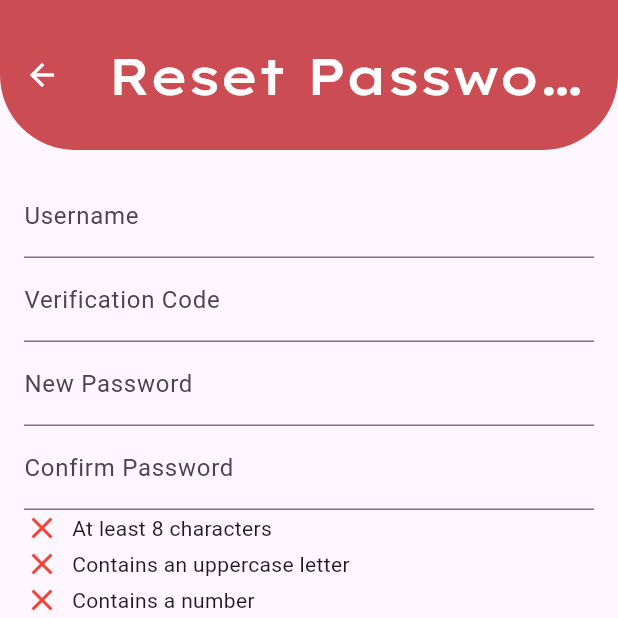
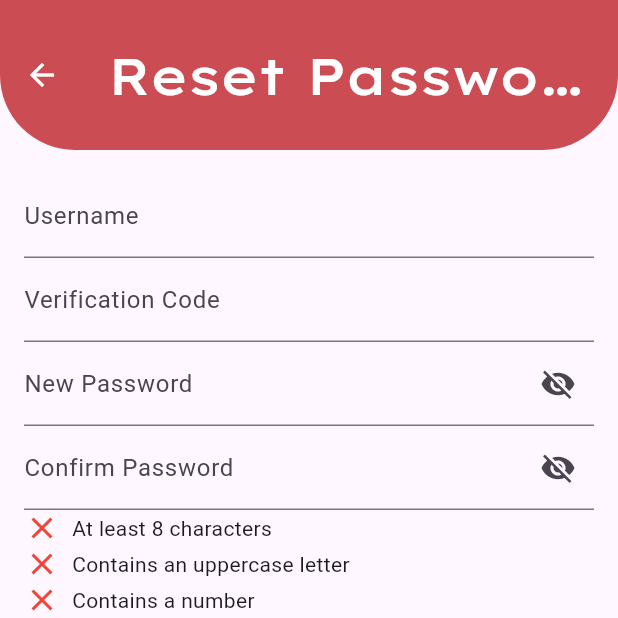
Before and after one commit to uoa-compsci399-s1-2024/capstone-project-2024-s1-team-13, a Flutter app: the PasswordResetPage screen opened directly, after a tap on "Send Verification Code", on a phone screen of 412 x 824 dp, the top half of it. Run offline on Flutter 3.47's test engine with Material 3 defaults, Android fonts, the phone set to English and light mode, and no system bars; our stand-ins replace auto_size_text, cached_network_image, file_picker, flutter_svg, flutter_tts; missing offline and left inert: amplify_api, amplify_auth_cognito, amplify_core, amplify_flutter, amplify_storage_s3.

Commit message:
passwords w/ eyes
added the eye function so can view passwords if needed

```diff
--- a/lib/welcome/reset_password.dart
+++ b/lib/welcome/reset_password.dart
@@ -14,6 +14,7 @@ class _PasswordResetPageState extends State<PasswordResetPage> {
       TextEditingController();
   final TextEditingController _verificationCodeController =
       TextEditingController();
+
   bool _isCodeSent = false;
   String _errorMessage = '';
   bool _hasMinLength = false;
@@ -21,6 +22,9 @@ class _PasswordResetPageState extends State<PasswordResetPage> {
   bool _hasNumber = false;
   bool _hasSpecialChar = false;
   bool _passwordsMatch = false;
+  bool _isNewPasswordVisible = false; // For toggling new password visibility
+  bool _isConfirmPasswordVisible =
+      false; // For toggling confirm password visibility
 
   void _validatePassword(String password) {
     setState(() {
@@ -65,7 +69,6 @@ class _PasswordResetPageState extends State<PasswordResetPage> {
       });
       return;
     }
-
     try {
       await Amplify.Auth.confirmResetPassword(
         username: _usernameController.text.trim(),
@@ -105,14 +108,42 @@ class _PasswordResetPageState extends State<PasswordResetPage> {
               ),
               TextField(
                 controller: _newPasswordController,
-                decoration: InputDecoration(labelText: 'New Password'),
-                obscureText: true,
+                decoration: InputDecoration(
+                  labelText: 'New Password',
+                  suffixIcon: IconButton(
+                    icon: Icon(
+                      _isNewPasswordVisible
+                          ? Icons.visibility
+                          : Icons.visibility_off,
+                    ),
+                    onPressed: () {
+                      setState(() {
+                        _isNewPasswordVisible = !_isNewPasswordVisible;
+                      });
+                    },
+                  ),
+                ),
+                obscureText: !_isNewPasswordVisible,
                 onChanged: _validatePassword,
               ),
               TextField(
                 controller: _confirmPasswordController,
-                decoration: InputDecoration(labelText: 'Confirm Password'),
-                obscureText: true,
+                decoration: InputDecoration(
+                  labelText: 'Confirm Password',
+                  suffixIcon: IconButton(
+                    icon: Icon(
+                      _isConfirmPasswordVisible
+                          ? Icons.visibility
+                          : Icons.visibility_off,
+                    ),
+                    onPressed: () {
+                      setState(() {
+                        _isConfirmPasswordVisible = !_isConfirmPasswordVisible;
+                      });
+                    },
+                  ),
+                ),
+                obscureText: !_isConfirmPasswordVisible,
                 onChanged: _validateConfirmPassword,
               ),
               _buildPasswordValidationIndicators(),
```
Also changed, not shown: lib/welcome/admin_login.dart (+13 -2 lines), lib/welcome/support_login.dart (+14 -6 lines), pubspec.lock.
